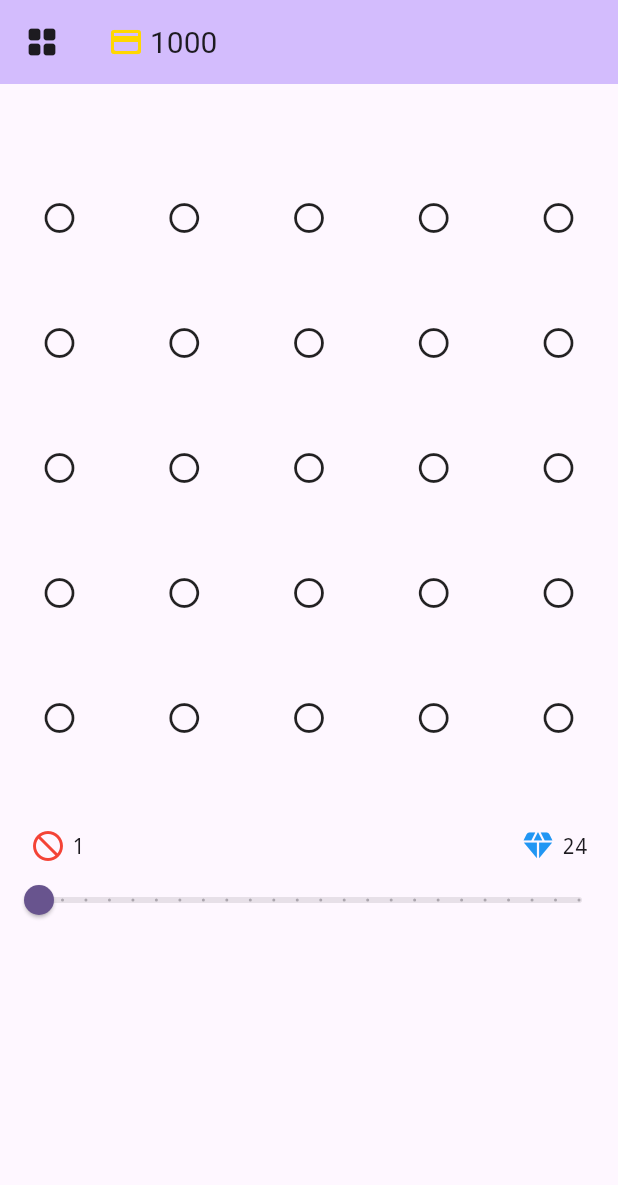
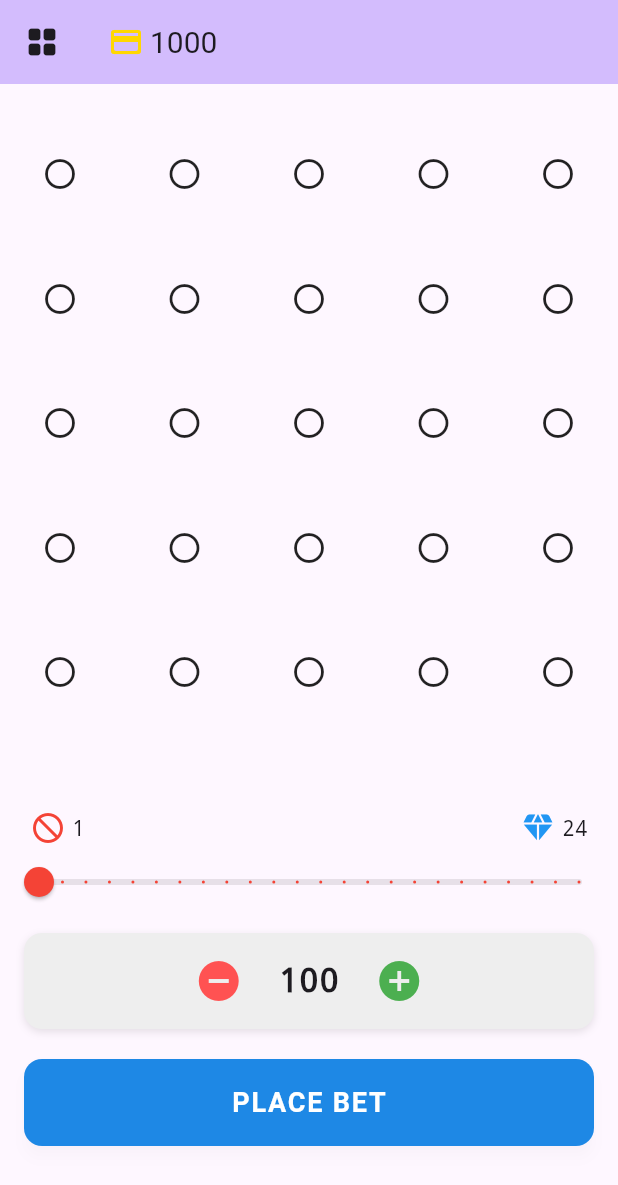
Before and after one commit to noahkim006/gamba_game, a Flutter app: the screen it shows after launch, after a tap on the "grid on" icon, on a phone screen of 412 x 824 dp. Shown: the top 1185 px of the screen. Run offline on Flutter 3.47's test engine with Material 3 defaults, Android fonts, the phone set to English and light mode, and no system bars; our stand-ins replace shared_preferences.

Commit message:
refactored code with gpt, created submit bet button - need ti implement its logic

```diff
--- /dev/null
+++ b/lib/assets/globals.dart
@@ -0,0 +1,3 @@
+import 'package:flutter/material.dart';
+
+ValueNotifier<int> betValue = ValueNotifier<int>(100);
--- a/lib/main.dart
+++ b/lib/main.dart
@@ -18,6 +18,7 @@ class MyApp extends StatelessWidget {
   Widget build(BuildContext context) {
     return MaterialApp(
       title: 'Gamba Game',
+      debugShowCheckedModeBanner: false,
       theme: ThemeData(
         colorScheme: ColorScheme.fromSeed(seedColor: Colors.deepPurple),
         useMaterial3: true,
--- a/lib/methods/balance_funcs.dart
+++ b/lib/methods/balance_funcs.dart
@@ -1,4 +1,7 @@
+import 'package:gamba_game/assets/globals.dart';
 import 'package:shared_preferences/shared_preferences.dart';
+
+int _betValue = 100;
 
 Future<void> setBalance(int balance) async {
   final prefs = await SharedPreferences.getInstance();
@@ -15,6 +18,19 @@ Future<int> getBalance() async {
   return balance;
 }
 
+Future<void> decreaseBet() async {
+  if (betValue.value > 0) {
+    betValue.value -= 50;
+  }
+}
+
+Future<void> increaseBet() async {
+  int currentBalance = await getBalance();
+  if (betValue.value + 50 <= currentBalance) {
+    betValue.value += 50;
+  }
+}
+
 Future<void> decBalanceTest() async {
   final prefs = await SharedPreferences.getInstance();
   int current = prefs.getInt('user_balance') ?? 1000;
--- a/lib/pages/diamonds_game_page.dart
+++ b/lib/pages/diamonds_game_page.dart
@@ -1,7 +1,7 @@
 import 'package:flutter/material.dart';
+import 'package:gamba_game/assets/globals.dart';
+import 'package:gamba_game/methods/balance_funcs.dart';
 import 'package:gamba_game/widgets/custom_appbar.dart';
-// import 'package:gamba_game/methods/balance_funcs.dart';
-// import 'package:gamba_game/widgets/custom_appbar.dart';
 
 class DiamondGame extends StatefulWidget {
   const DiamondGame({super.key});
@@ -20,77 +20,160 @@ class _DiamondGameState extends State<DiamondGame> {
       appBar: const CustomAppBar(),
       body: Column(
         children: [
-          SizedBox(
-            height: 50, // Assign a specific height for the Text widget
-            child: Center(
-                // child: Text(
-                //   '$_multiplier',
-                //   style: const TextStyle(fontSize: 24),
-                // ),
+          const SizedBox(height: 20),
+          _buildGameGrid(),
+          const SizedBox(height: 5),
+          _buildMinesAndDiamondsRow(),
+          _buildSlider(),
+          _buildBetControls(),
+          _buildPlaceBetButton(),
+          const SizedBox(height: 50),
+        ],
       ),
-          ),
-          Expanded(
+    );
+  }
+
+  // Grid of game tiles
+  Widget _buildGameGrid() {
+    return Expanded(
       child: GridView.builder(
         gridDelegate: const SliverGridDelegateWithFixedCrossAxisCount(
           crossAxisCount: 5,
-                mainAxisSpacing: 4,
-                crossAxisSpacing: 4,
+          mainAxisSpacing: 3,
+          crossAxisSpacing: 3,
         ),
         itemCount: 25,
-              itemBuilder: buildGridItems,
+        itemBuilder: _buildGridItems,
       ),
-          ),
-          //Row holding the text above the slider
-          Row(children: [
-            const SizedBox(width: 20),
-            const Icon(
-              Icons.not_interested_rounded,
-              color: Colors.red,
-            ),
+    );
+  }
+
+  // Mines and Diamonds counter
+  Widget _buildMinesAndDiamondsRow() {
+    return Padding(
+      padding: const EdgeInsets.symmetric(horizontal: 20),
+      child: Row(
+        children: [
+          const Icon(Icons.not_interested_rounded, color: Colors.red),
           const SizedBox(width: 4),
-            Text(
-              '${_value.round()}',
-              // Use a monospaced font to prevent layout shifts
-              style: const TextStyle(fontFamily: 'monospace'),
-            ),
-            const Spacer(), // Pushes the two groups apart
+          Text('${_value.round()}',
+              style: const TextStyle(fontFamily: 'monospace')),
+          const Spacer(),
           const Icon(Icons.diamond_rounded, color: Colors.blue),
           const SizedBox(width: 4),
-            Text(
-              '${(25 - _value).round()}',
-              // Use a monospaced font here too for consistency
-              style: const TextStyle(fontFamily: 'monospace'),
+          Text('${(25 - _value).round()}',
+              style: const TextStyle(fontFamily: 'monospace')),
+        ],
       ),
-            const SizedBox(width: 20),
-          ]),
-          SliderTheme(
+    );
+  }
+
+  // Mines selection slider
+  Widget _buildSlider() {
+    return SliderTheme(
       data: SliderTheme.of(context).copyWith(
         showValueIndicator: ShowValueIndicator.never,
       ),
       child: Slider(
         value: _value,
-              onChanged: (newValue) {
-                setState(() => _value = newValue);
-              },
+        onChanged: (newValue) => setState(() => _value = newValue),
         min: 1.0,
         max: 24.0,
         divisions: 23,
-              label: '', // Still required, but will be hidden by the theme.
-            ),
-          ),
-          const SizedBox(height: 200),
-        ],
+        activeColor: Colors.red,
       ),
     );
   }
 
-//TODO: IMPLEMENT LATE
-  Widget buildGridItems(BuildContext context, int index) {
+  // Bet increment/decrement and display
+  Widget _buildBetControls() {
+    return Padding(
+      padding: const EdgeInsets.symmetric(horizontal: 16.0, vertical: 10.0),
+      child: Container(
+        padding: const EdgeInsets.symmetric(horizontal: 16, vertical: 8),
+        decoration: BoxDecoration(
+          color: Colors.grey.shade200,
+          borderRadius: BorderRadius.circular(12),
+          boxShadow: [
+            BoxShadow(
+              color: Colors.black.withOpacity(0.1),
+              blurRadius: 4,
+              offset: const Offset(0, 2),
+            ),
+          ],
+        ),
+        child: Row(
+          mainAxisAlignment: MainAxisAlignment.center,
+          children: [
+            IconButton(
+              icon: const Icon(Icons.remove_circle, color: Colors.redAccent),
+              iconSize: 32,
+              onPressed: () async => await decreaseBet(),
+            ),
+            const SizedBox(width: 16),
+            ValueListenableBuilder(
+              valueListenable: betValue,
+              builder: (context, value, _) {
+                return Text(
+                  '$value',
+                  style: const TextStyle(
+                    fontSize: 22,
+                    fontWeight: FontWeight.bold,
+                    fontFamily: 'monospace',
+                  ),
+                );
+              },
+            ),
+            const SizedBox(width: 16),
+            IconButton(
+              icon: const Icon(Icons.add_circle, color: Colors.green),
+              iconSize: 32,
+              onPressed: () async => await increaseBet(),
+            ),
+          ],
+        ),
+      ),
+    );
+  }
+
+  // Place Bet button
+  Widget _buildPlaceBetButton() {
+    return Padding(
+      padding: const EdgeInsets.symmetric(horizontal: 16.0, vertical: 10.0),
+      child: SizedBox(
+        width: double.infinity,
+        child: ElevatedButton(
+          style: ElevatedButton.styleFrom(
+            backgroundColor: Colors.blue.shade600,
+            padding: const EdgeInsets.symmetric(vertical: 16),
+            shape: RoundedRectangleBorder(
+              borderRadius: BorderRadius.circular(12),
+            ),
+            elevation: 4,
+            shadowColor: Colors.black.withOpacity(0.1),
+          ),
+          onPressed: () {
+            // TODO: Implement bet submission logic
+            print("Bet submitted!");
+          },
+          child: const Text(
+            'PLACE BET',
+            style: TextStyle(
+              fontSize: 18,
+              fontWeight: FontWeight.bold,
+              letterSpacing: 1.2,
+              color: Colors.white,
+            ),
+          ),
+        ),
+      ),
+    );
+  }
+
+  // Grid tile builder
+  Widget _buildGridItems(BuildContext context, int index) {
     return GestureDetector(
-      onTap: () {
-        // Handle grid item tap
-        print('Tapped on item $index');
-      },
+      onTap: () => print('Tapped on item $index'),
       child: const Icon(Icons.panorama_fish_eye_rounded),
     );
   }
```
Lines whose indentation alone changed are shown as unchanged.
